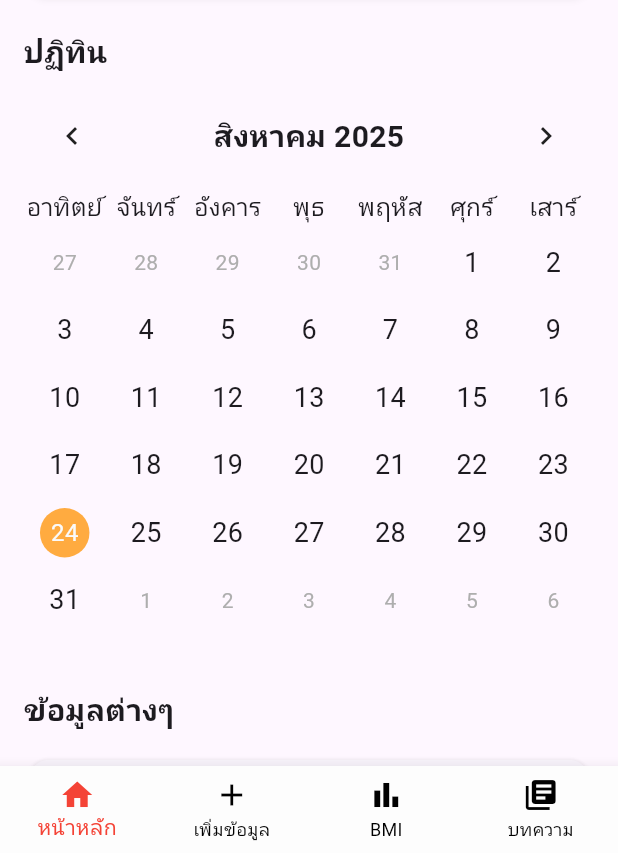
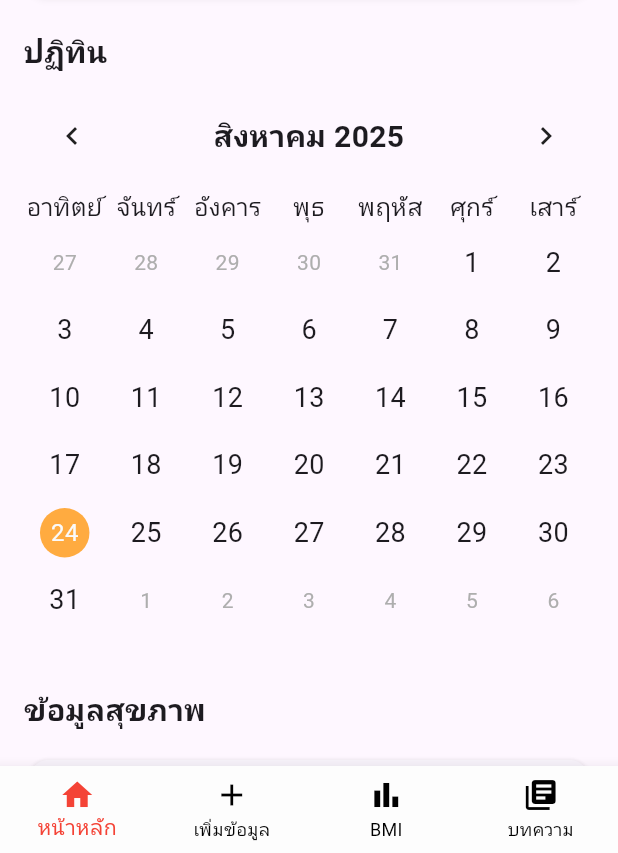
Before and after one commit to Tanonchai67/HeartCarePlus_Flutter, a Flutter app: the screen it shows once a user with an empty profile is signed in, on a phone screen of 412 x 824 dp, the part 383-1236 px from its top. Run offline on Flutter 3.47's test engine with Material 3 defaults, Android fonts, the light colour scheme and no system bars; drawn by our look-alikes of auto_size_text, table_calendar; our stand-ins replace firebase_auth, firebase_core, form_field_validator; accounts and stored records are empty.

Commit message:
Fix_UI_Pages

```diff
--- a/lib/home.dart
+++ b/lib/home.dart
@@ -162,7 +162,7 @@ class _HomePageState extends State<HomePage> {
             ),
 
             const Text(
-              'ข้อมูลต่างๆ',
+              'ข้อมูลสุขภาพ',
               style: TextStyle(
                 fontSize: 20,
                 fontWeight: FontWeight.bold,
--- a/lib/login/contact_us.dart
+++ b/lib/login/contact_us.dart
@@ -32,7 +32,7 @@ class ContactUs extends StatelessWidget {
               SizedBox(height: 30),
               // Header
               Text(
-                'ช้อมูลติดต่อ',
+                'ข้อมูลติดต่อ',
                 style: TextStyle(
                   fontSize: 24,
                   fontWeight: FontWeight.bold,
--- a/lib/main.dart
+++ b/lib/main.dart
@@ -20,6 +20,7 @@ class MyApp extends StatelessWidget {
           child: MaterialApp(
         debugShowCheckedModeBanner: false,
         home: Scaffold(
+          resizeToAvoidBottomInset: true,
           body: AuthCheck(),
         ),
       )),
--- a/lib/main_page.dart
+++ b/lib/main_page.dart
@@ -29,12 +29,15 @@ class _MainPageState extends State<MainPage> {
 
   @override
   Widget build(BuildContext context) {
-    return Scaffold(
+    return SafeArea(
+        child: Scaffold(
+            resizeToAvoidBottomInset: true,
             body: IndexedStack(
               index: _selectedIndex,
               children: _pages,
             ),
-      bottomNavigationBar: BottomNavigationBar(
+            bottomNavigationBar: SafeArea(
+              child: BottomNavigationBar(
                 backgroundColor: const Color.fromARGB(255, 253, 253, 253),
                 selectedItemColor: Colors.red,
                 unselectedItemColor: Colors.black,
@@ -60,6 +63,6 @@ class _MainPageState extends State<MainPage> {
                   ),
                 ],
               ),
-    );
+            )));
   }
 }
```
Lines whose indentation alone changed are shown as unchanged.
